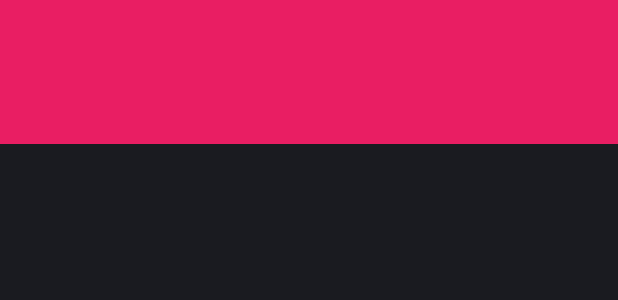
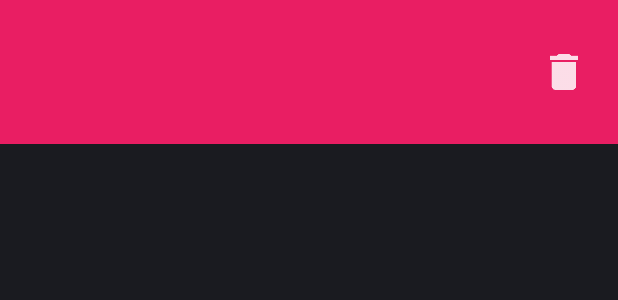
Before and after one commit to tonyjhuang/WhereYou, an Android app: the layout view_friends_row.xml on its own in the app's theme, with its tools: preview values and no code run, on a phone screen of 412 x 824 dp. Shown: the top 300 px of the screen. Run offline under Robolectric (Android 15) with nearby library versions, the phone set to English and light mode, and no system bars.

Commit message:
edit mode for friends list, delete button (not functional)

```diff
--- a/android/WhereYou/src/main/res/layout/view_friends_row.xml
+++ b/android/WhereYou/src/main/res/layout/view_friends_row.xml
@@ -15,8 +15,8 @@
         android:layout_centerInParent="true"
         android:layout_marginEnd="32dp"
         android:layout_marginRight="32dp"
+        android:alpha="0"
         android:gravity="center_vertical|end"
-        android:alpha="0"
         android:text="sent"
         android:textColor="@color/white_transparent"
         android:textSize="14sp"
@@ -31,4 +31,18 @@
         android:textColor="@color/white"
         android:textSize="@dimen/friend_row_text_size"
         wy:typeface="@string/fonttype_medium" />
+
+    <ImageButton
+        android:id="@+id/delete"
+        android:layout_width="48dp"
+        android:layout_height="48dp"
+        android:layout_alignParentEnd="true"
+        android:layout_alignParentRight="true"
+        android:layout_centerVertical="true"
+        android:layout_marginEnd="12dp"
+        android:layout_marginRight="12dp"
+        android:background="@android:color/transparent"
+        android:padding="12dp"
+        android:scaleType="fitXY"
+        android:src="@drawable/delete" />
 </RelativeLayout>
```
Also changed, not shown: android/WhereYou/src/main/java/com/tonyjhuang/whereyou/FriendsListView.java (+45 -6 lines), android/WhereYou/src/main/res/drawable-xxhdpi/delete.png (added).
